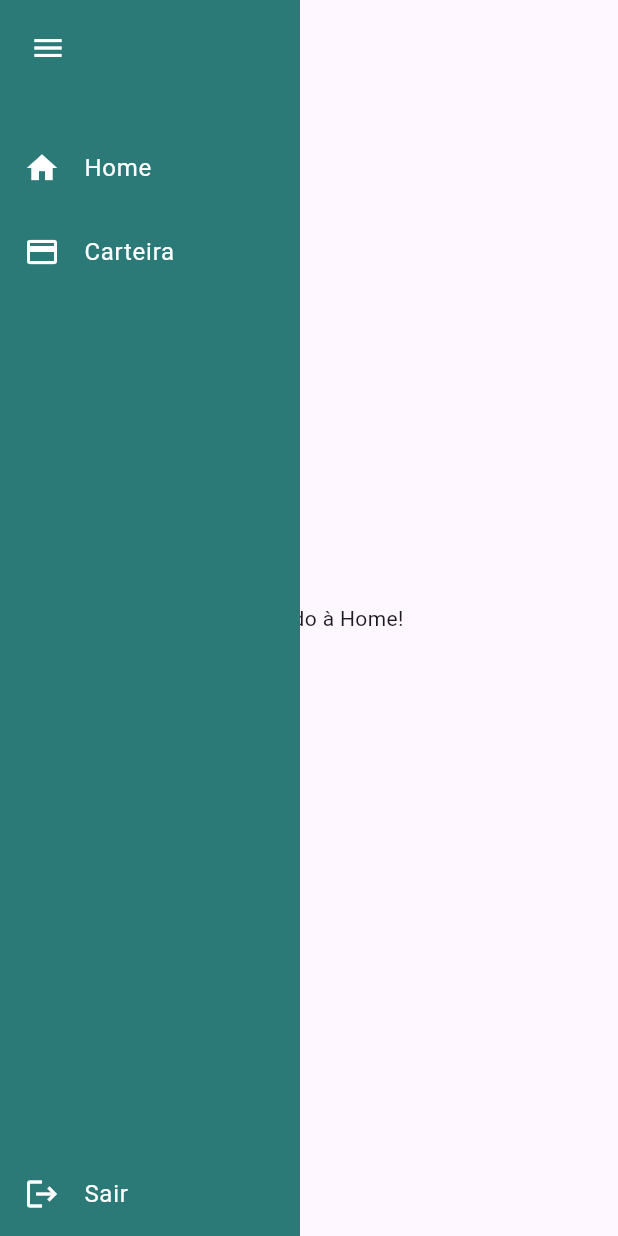
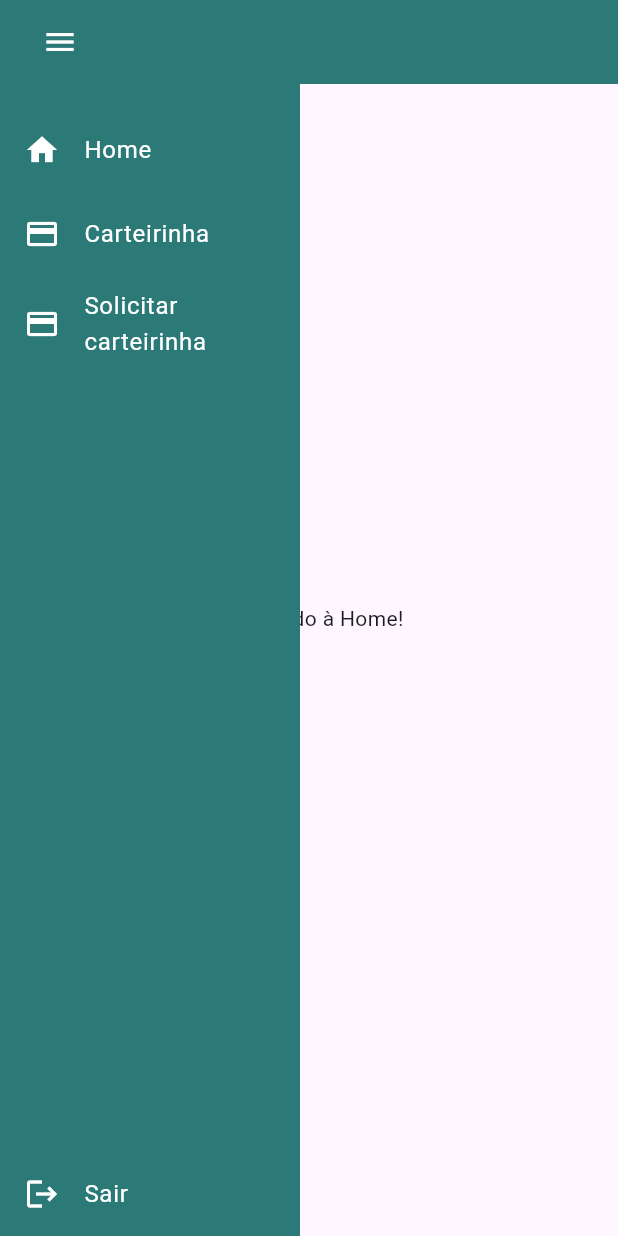
Before and after one commit to Smart-Wallet-IFPR/app-smart-wallet-ifpr, a Flutter app: the Sidebar screen opened by its route, after a tap on the "menu" icon, on a phone screen of 412 x 824 dp. Run offline on Flutter 3.47's test engine with Material 3 defaults, Android fonts, the phone set to English and light mode, and no system bars; our stand-ins replace flutter_secure_storage, image_picker; missing offline and left inert: http_interceptor; accounts and stored records are empty; statements that could not run were skipped.

Commit message:
SWI-0007 - Feature.
Feature: SWI-0007

```diff
--- a/lib/core/routes/app_routes.dart
+++ b/lib/core/routes/app_routes.dart
@@ -1,4 +1,5 @@
 class AppRoutes {
   static const login = '/login';
   static const home = '/home';
+  static const requestWallet = '/request-wallet';
 }
--- a/lib/core/widgets/sidebar/sidebar.dart
+++ b/lib/core/widgets/sidebar/sidebar.dart
@@ -1,8 +1,10 @@
 import 'package:app_smart_wallet_ifpr/core/widgets/sidebar/sidebar_controller.dart';
+import 'package:app_smart_wallet_ifpr/shared/constants/sidebar_constants.dart';
 import 'package:flutter/material.dart';
 import 'package:provider/provider.dart';
 
 import '../../../shared/constants/app_colors.dart';
+import '../../routes/app_routes.dart';
 
 class Sidebar extends StatefulWidget {
   final Widget child;
@@ -21,12 +23,30 @@ class SidebarState extends State<Sidebar> {
     return Scaffold(
       body: Stack(
         children: [
-          Positioned.fill(
-            child: widget.child,
+          Positioned.fill(child: widget.child),
+          Positioned(
+            top: 0,
+            left: 0,
+            right: 0,
+            child: Container(
+              height: 56,
+              color: AppColors.loginSecondary,
+              padding: const EdgeInsets.symmetric(horizontal: 16),
+              alignment: Alignment.centerLeft,
+              child: IconButton(
+                icon: const Icon(Icons.menu, color: Colors.white),
+                onPressed: () {
+                  setState(() {
+                    isSidebarVisible = !isSidebarVisible;
+                  });
+                },
+              ),
+            ),
           ),
+
           if (isSidebarVisible)
             Positioned(
-              top: 0,
+              top: 56,
               bottom: 0,
               left: 0,
               width: 200,
@@ -34,36 +54,40 @@ class SidebarState extends State<Sidebar> {
                 color: AppColors.loginSecondary,
                 child: Column(
                   children: [
-                    Container(
-                      padding: const EdgeInsets.all(8),
-                      alignment: Alignment.centerLeft,
-                      child: IconButton(
-                        icon: const Icon(Icons.menu, color: Colors.white),
-                        onPressed: () {
-                          setState(() {
-                            isSidebarVisible = false;
-                          });
-                        },
-                      ),
-                    ),
-                    const SizedBox(height: 20),
+                    const SizedBox(height: 16),
                     Expanded(
                       child: ListView(
                         padding: EdgeInsets.zero,
                         children: [
                           _buildMenuItem(
                             icon: Icons.home,
-                            label: "Home",
+                            label: SidebarConstants.menuHome,
                             onTap: () {
-                              Navigator.pushReplacementNamed(context, '/home');
+                              Navigator.pushReplacementNamed(
+                                context,
+                                AppRoutes.home,
+                              );
                             },
                           ),
                           _buildMenuItem(
                             icon: Icons.credit_card,
-                            label: "Carteira",
+                            label: SidebarConstants.menuWallet,
                             onTap: () {
-                              // TODO
-                              // Redirecionar a widget com as infos do aluno.
+                              // TODO -> Criar componente
+                              Navigator.pushReplacementNamed(
+                                context,
+                                AppRoutes.home,
+                              );
+                            },
+                          ),
+                          _buildMenuItem(
+                            icon: Icons.credit_card,
+                            label: SidebarConstants.requestWallet,
+                            onTap: () {
+                              Navigator.pushReplacementNamed(
+                                context,
+                                AppRoutes.requestWallet,
+                              );
                             },
                           ),
                         ],
@@ -71,37 +95,24 @@ class SidebarState extends State<Sidebar> {
                     ),
                     _buildMenuItem(
                       icon: Icons.logout,
-                      label: "Sair",
+                      label: SidebarConstants.logout,
                       onTap: () {
-                        final sidebarController = Provider.of<SidebarController>(
+                        final sidebarController =
+                            Provider.of<SidebarController>(
+                              context,
+                              listen: false,
+                            );
+                        sidebarController.logout();
+                        Navigator.pushReplacementNamed(
                           context,
-                          listen: false,
+                          AppRoutes.login,
                         );
-                        sidebarController.logout();
-                        Navigator.pushReplacementNamed(context, '/login');
                       },
                     ),
                   ],
                 ),
               ),
             ),
-          Positioned(
-            top: 16,
-            left: 16,
-            child: Visibility(
-              visible: !isSidebarVisible,
-              child: FloatingActionButton(
-                mini: true,
-                backgroundColor: AppColors.loginSecondary,
-                onPressed: () {
-                  setState(() {
-                    isSidebarVisible = true;
-                  });
-                },
-                child: const Icon(Icons.menu, color: Colors.white),
-              ),
-            ),
-          ),
         ],
       ),
     );
--- a/lib/modules/auth/data/auth_repository.dart
+++ b/lib/modules/auth/data/repositories/auth_repository.dart
@@ -1,9 +1,9 @@
 import 'package:flutter_secure_storage/flutter_secure_storage.dart';
 import 'package:http/http.dart' as http;
 import 'dart:convert';
-import '../../../core/models/auth/auth_request_model.dart';
-import '../../../core/models/auth/auth_response_model.dart';
-import '../../../shared/constants/api_constants.dart';
+import '../../../../core/models/auth/auth_request_model.dart';
+import '../../../../core/models/auth/auth_response_model.dart';
+import '../../../../shared/constants/api_constants.dart';
 
 class AuthRepository {
   final http.Client client;
--- a/lib/modules/auth/domain/usecases/authentication_usecase.dart
+++ b/lib/modules/auth/domain/usecases/authentication_usecase.dart
@@ -1,4 +1,4 @@
-import '../../data/auth_repository.dart';
+import '../../data/repositories/auth_repository.dart';
 
 class AuthenticationUseCase {
   final AuthRepository repository;
--- /dev/null
+++ b/lib/modules/request_wallet/data/models/request_wallet_model.dart
@@ -0,0 +1,13 @@
+class RequestWalletModel {
+  final String base64Image;
+  final String name;
+  final String yearEntry;
+  final int courseOrSerie;
+
+  RequestWalletModel({
+    required this.base64Image,
+    required this.name,
+    required this.yearEntry,
+    required this.courseOrSerie,
+  });
+}
--- /dev/null
+++ b/lib/modules/request_wallet/data/repositories/request_wallet_repository_interface.dart
@@ -0,0 +1,5 @@
+import '../models/request_wallet_model.dart';
+
+abstract class IRequestWalletRepository {
+  Future<void> submitRequest(RequestWalletModel model);
+}
--- /dev/null
+++ b/lib/modules/request_wallet/domain/usecases/send_request_usecase.dart
@@ -0,0 +1,12 @@
+import '../../data/models/request_wallet_model.dart';
+import '../../data/repositories/request_wallet_repository_interface.dart';
+
+class SendRequestUseCase {
+  final IRequestWalletRepository repository;
+
+  SendRequestUseCase(this.repository);
+
+  Future<void> call(RequestWalletModel model) {
+    return repository.submitRequest(model);
+  }
+}
--- /dev/null
+++ b/lib/modules/request_wallet/presentation/controllers/request_wallet_controller.dart
@@ -0,0 +1,41 @@
+import 'dart:convert';
+import 'dart:io';
+
+import 'package:flutter/material.dart';
+import 'package:image_picker/image_picker.dart';
+import '../../data/models/request_wallet_model.dart';
+import '../../domain/usecases/send_request_usecase.dart';
+
+class RequestWalletController extends ChangeNotifier {
+  final SendRequestUseCase useCase;
+  final ImagePicker _picker = ImagePicker();
+
+  String? base64Image;
+  final nameController = TextEditingController();
+  final yearController = TextEditingController();
+  int? selectedCourse;
+
+  RequestWalletController(this.useCase);
+
+  Future<void> pickImage() async {
+    final picked = await _picker.pickImage(source: ImageSource.gallery);
+    if (picked != null) {
+      final bytes = await File(picked.path).readAsBytes();
+      base64Image = base64Encode(bytes);
+      notifyListeners();
+    }
+  }
+
+  Future<void> submit() async {
+    if (base64Image == null || selectedCourse == null) return;
+
+    final model = RequestWalletModel(
+      base64Image: base64Image!,
+      name: nameController.text,
+      yearEntry: yearController.text,
+      courseOrSerie: selectedCourse!,
+    );
+
+    await useCase(model);
+  }
+}
--- /dev/null
+++ b/lib/shared/constants/sidebar_constants.dart
@@ -0,0 +1,7 @@
+class SidebarConstants {
+  static const String menuHome = "Home";
+  static const String menuWallet = "Carteirinha";
+  static const String requestWallet = "Solicitar carteirinha";
+  static const String requestProgress = "Ver solicitação";
+  static const String logout = "Sair";
+}
--- a/pubspec.yaml
+++ b/pubspec.yaml
@@ -39,6 +39,7 @@ dependencies:
   http_interceptor: ^2.0.0
   get_it: ^8.0.3
   flutter_secure_storage: ^9.2.4
+  image_picker: ^1.1.2
 
 dev_dependencies:
   flutter_test:
```
Also changed, not shown: lib/app/app_widget.dart (+11 -0 lines), lib/main.dart (+16 -1 lines), lib/modules/request_wallet/data/models/dropdown_items.dart (added, +12 -0 lines), lib/modules/request_wallet/data/repositories/request_wallet_repository_impl.dart (added, +29 -0 lines), lib/modules/request_wallet/presentation/pages/request_wallet_page.dart (added, +65 -0 lines), lib/modules/request_wallet/presentation/widgets/custom_dropdown_menu.dart (added, +32 -0 lines), lib/modules/request_wallet/presentation/widgets/image_picker_box.dart (added, +60 -0 lines), lib/modules/request_wallet/presentation/widgets/text_input.dart (added, +26 -0 lines), pubspec.lock, 1 other file.
